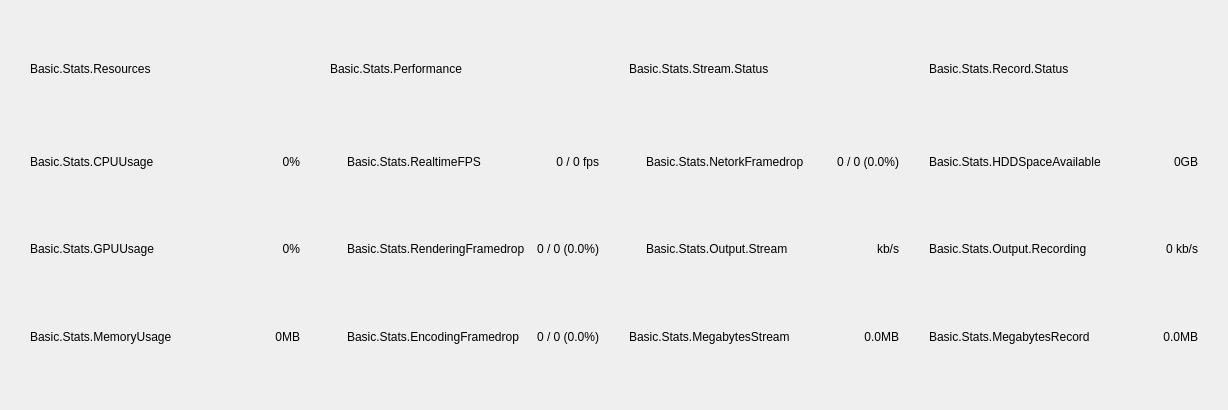
The window that src/prism-live-studio/PRISMLiveStudio/prism-ui/main/PLSBasicStatusPanel.ui (naver/prism-live-studio) describes before a commit, drawn with Qt 5.
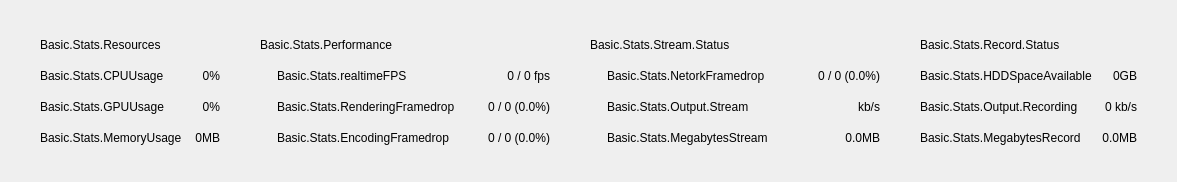
The same window after the commit. Custom widgets are drawn as their Qt base class.

```diff
--- a/src/prism-live-studio/PRISMLiveStudio/prism-ui/main/PLSBasicStatusPanel.ui
+++ b/src/prism-live-studio/PRISMLiveStudio/prism-ui/main/PLSBasicStatusPanel.ui
@@ -6,48 +6,124 @@
    <rect>
     <x>0</x>
     <y>0</y>
-    <width>1228</width>
-    <height>410</height>
+    <width>1177</width>
+    <height>182</height>
    </rect>
   </property>
+  <property name="sizePolicy">
+   <sizepolicy hsizetype="Preferred" vsizetype="Preferred">
+    <horstretch>0</horstretch>
+    <verstretch>0</verstretch>
+   </sizepolicy>
+  </property>
   <property name="windowTitle">
    <string>Form</string>
   </property>
-  <layout class="QGridLayout" name="gridLayout">
+  <layout class="QVBoxLayout" name="verticalLayout">
+   <property name="spacing">
+    <number>0</number>
+   </property>
    <property name="leftMargin">
-    <number>30</number>
+    <number>0</number>
    </property>
    <property name="topMargin">
-    <number>30</number>
+    <number>0</number>
    </property>
    <property name="rightMargin">
-    <number>30</number>
+    <number>0</number>
    </property>
    <property name="bottomMargin">
-    <number>30</number>
-   </property>
-   <property name="horizontalSpacing">
-    <number>30</number>
-   </property>
-   <property name="verticalSpacing">
     <number>0</number>
    </property>
-   <item row="5" column="0">
+   <item>
+    <spacer name="verticalSpacer">
+     <property name="orientation">
+      <enum>Qt::Vertical</enum>
+     </property>
+     <property name="sizeHint" stdset="0">
+      <size>
+       <width>20</width>
+       <height>0</height>
+      </size>
+     </property>
+    </spacer>
+   </item>
+   <item>
     <layout class="QHBoxLayout" name="horizontalLayout_2">
      <property name="spacing">
+      <number>0</number>
+     </property>
+     <item>
+      <spacer name="horizontalSpacer">
+       <property name="orientation">
+        <enum>Qt::Horizontal</enum>
+       </property>
+       <property name="sizeHint" stdset="0">
+        <size>
+         <width>0</width>
+         <height>20</height>
+        </size>
+       </property>
+      </spacer>
+     </item>
+     <item>
+      <widget class="QWidget" name="stateContainer" native="true">
+       <property name="minimumSize">
+        <size>
+         <width>0</width>
+         <height>180</height>
+        </size>
+       </property>
+       <property name="maximumSize">
+        <size>
+         <width>16777215</width>
+         <height>180</height>
+        </size>
+       </property>
+       <layout class="QHBoxLayout" name="horizontalLayout">
+        <property name="spacing">
+         <number>40</number>
+        </property>
+        <property name="leftMargin">
+         <number>30</number>
+        </property>
+        <property name="topMargin">
+         <number>28</number>
+        </property>
+        <property name="rightMargin">
+         <number>30</number>
+        </property>
+        <property name="bottomMargin">
+         <number>28</number>
+        </property>
+        <item>
+         <layout class="QGridLayout" name="gridLayout_5">
+          <property name="horizontalSpacing">
       <number>10</number>
      </property>
-     <item>
-      <widget class="QLabel" name="memoryUsageLabel">
+          <property name="verticalSpacing">
+           <number>0</number>
+          </property>
+          <item row="1" column="1">
+           <widget class="QLabel" name="cpuUsage">
+            <property name="sizePolicy">
+             <sizepolicy hsizetype="Expanding" vsizetype="Preferred">
+              <horstretch>0</horstretch>
+              <verstretch>0</verstretch>
+             </sizepolicy>
+            </property>
        <property name="text">
-        <string>Basic.Stats.MemoryUsage</string>
+             <string>0%</string>
+            </property>
+            <property name="alignment">
+             <set>Qt::AlignRight|Qt::AlignTrailing|Qt::AlignVCenter</set>
        </property>
       </widget>
      </item>
-     <item>
-      <widget class="PLSLabel" name="memoryUsage">
+          <item row="3" column="1">
+           <widget class="QLabel" name="memoryUsage">
        <property name="sizePolicy">
-        <sizepolicy hsizetype="Expanding" vsizetype="Preferred">
+             <sizepolicy hsizetype="Preferred" vsizetype="Preferred">
          <horstretch>0</horstretch>
          <verstretch>0</verstretch>
         </sizepolicy>
@@ -60,24 +136,34 @@
        </property>
       </widget>
      </item>
-    </layout>
-   </item>
-   <item row="3" column="0">
-    <layout class="QHBoxLayout" name="horizontalLayout_4">
-     <property name="spacing">
-      <number>10</number>
-     </property>
-     <item>
+          <item row="1" column="0">
       <widget class="QLabel" name="cpuUsageLabel">
        <property name="text">
         <string>Basic.Stats.CPUUsage</string>
        </property>
       </widget>
      </item>
-     <item>
-      <widget class="PLSLabel" name="cpuUsage">
+          <item row="3" column="0">
+           <widget class="QLabel" name="memoryUsageLabel">
+            <property name="text">
+             <string>Basic.Stats.MemoryUsage</string>
+            </property>
+           </widget>
+          </item>
+          <item row="0" column="0" colspan="2">
+           <widget class="QLabel" name="resourcesHdr">
+            <property name="styleSheet">
+             <string notr="true">min-width: 180;</string>
+            </property>
+            <property name="text">
+             <string>Basic.Stats.Resources</string>
+            </property>
+           </widget>
+          </item>
+          <item row="2" column="1">
+           <widget class="QLabel" name="gpuUsage">
        <property name="sizePolicy">
-        <sizepolicy hsizetype="Expanding" vsizetype="Preferred">
+             <sizepolicy hsizetype="Preferred" vsizetype="Preferred">
          <horstretch>0</horstretch>
          <verstretch>0</verstretch>
         </sizepolicy>
@@ -90,221 +176,60 @@
        </property>
       </widget>
      </item>
-    </layout>
-   </item>
-   <item row="4" column="2">
-    <layout class="QHBoxLayout" name="horizontalLayout_12">
-     <property name="spacing">
-      <number>10</number>
-     </property>
-     <item>
-      <widget class="QLabel" name="streamBitrateState"/>
-     </item>
-     <item>
-      <widget class="QLabel" name="streamBitrateLabel">
+          <item row="2" column="0">
+           <widget class="QLabel" name="gpuUsageLabel">
        <property name="text">
-        <string>Basic.Stats.Output.Stream</string>
-       </property>
-       <property name="active" stdset="0">
-        <bool>false</bool>
-       </property>
-      </widget>
-     </item>
-     <item>
-      <widget class="PLSLabel" name="streamBitrate">
-       <property name="sizePolicy">
-        <sizepolicy hsizetype="Expanding" vsizetype="Preferred">
-         <horstretch>0</horstretch>
-         <verstretch>0</verstretch>
-        </sizepolicy>
-       </property>
-       <property name="text">
-        <string> kb/s</string>
-       </property>
-       <property name="alignment">
-        <set>Qt::AlignRight|Qt::AlignTrailing|Qt::AlignVCenter</set>
-       </property>
-      </widget>
-     </item>
-    </layout>
-   </item>
-   <item row="1" column="2">
-    <widget class="QWidget" name="widget_2" native="true">
-     <layout class="QVBoxLayout" name="verticalLayout_4">
-      <property name="spacing">
-       <number>0</number>
-      </property>
-      <property name="leftMargin">
-       <number>0</number>
-      </property>
-      <property name="topMargin">
-       <number>0</number>
-      </property>
-      <property name="rightMargin">
-       <number>0</number>
-      </property>
-      <property name="bottomMargin">
-       <number>10</number>
-      </property>
+             <string>Basic.Stats.GPUUsage</string>
+            </property>
+           </widget>
+          </item>
+         </layout>
+        </item>
       <item>
-       <widget class="QLabel" name="streamHdr">
-        <property name="text">
-         <string>Basic.Stats.Stream.Status</string>
-        </property>
-       </widget>
-      </item>
-     </layout>
-    </widget>
-   </item>
-   <item row="1" column="3">
-    <widget class="QWidget" name="widget_3" native="true">
-     <layout class="QVBoxLayout" name="verticalLayout_3">
-      <property name="spacing">
-       <number>0</number>
-      </property>
-      <property name="leftMargin">
-       <number>0</number>
-      </property>
-      <property name="topMargin">
-       <number>0</number>
-      </property>
-      <property name="rightMargin">
-       <number>0</number>
-      </property>
-      <property name="bottomMargin">
+         <layout class="QGridLayout" name="gridLayout_6">
+          <property name="horizontalSpacing">
        <number>10</number>
       </property>
-      <item>
-       <widget class="QLabel" name="recordHdr">
-        <property name="text">
-         <string>Basic.Stats.Record.Status</string>
-        </property>
-       </widget>
-      </item>
-     </layout>
-    </widget>
-   </item>
-   <item row="5" column="1">
-    <layout class="QHBoxLayout" name="horizontalLayout_10">
-     <property name="spacing">
-      <number>10</number>
-     </property>
-     <item>
-      <widget class="QLabel" name="encodingFramedropState">
-       <property name="active" stdset="0">
-        <bool>false</bool>
-       </property>
-      </widget>
-     </item>
-     <item>
-      <widget class="QLabel" name="encodingFramedropLabel">
-       <property name="text">
-        <string>Basic.Stats.EncodingFramedrop</string>
-       </property>
-       <property name="active" stdset="0">
-        <bool>false</bool>
-       </property>
-      </widget>
-     </item>
-     <item>
-      <widget class="PLSLabel" name="encodingFramedrop">
-       <property name="sizePolicy">
-        <sizepolicy hsizetype="Expanding" vsizetype="Preferred">
-         <horstretch>0</horstretch>
-         <verstretch>0</verstretch>
-        </sizepolicy>
-       </property>
-       <property name="text">
-        <string>0 / 0 (0.0%)</string>
-       </property>
-       <property name="alignment">
-        <set>Qt::AlignRight|Qt::AlignTrailing|Qt::AlignVCenter</set>
-       </property>
-       <property name="active" stdset="0">
-        <bool>false</bool>
-       </property>
-      </widget>
-     </item>
-    </layout>
-   </item>
-   <item row="1" column="1">
-    <widget class="QWidget" name="widget" native="true">
-     <layout class="QVBoxLayout" name="verticalLayout_2">
-      <property name="spacing">
+          <property name="verticalSpacing">
        <number>0</number>
       </property>
-      <property name="leftMargin">
-       <number>0</number>
-      </property>
-      <property name="topMargin">
-       <number>0</number>
-      </property>
-      <property name="rightMargin">
-       <number>0</number>
-      </property>
-      <property name="bottomMargin">
-       <number>10</number>
-      </property>
-      <item>
+          <item row="0" column="0" colspan="3">
        <widget class="QLabel" name="performanceHdr">
+            <property name="sizePolicy">
+             <sizepolicy hsizetype="Preferred" vsizetype="Expanding">
+              <horstretch>0</horstretch>
+              <verstretch>0</verstretch>
+             </sizepolicy>
+            </property>
+            <property name="styleSheet">
+             <string notr="true">min-width: 290;</string>
+            </property>
         <property name="text">
          <string>Basic.Stats.Performance</string>
         </property>
-       </widget>
-      </item>
-     </layout>
-    </widget>
-   </item>
-   <item row="4" column="1">
-    <layout class="QHBoxLayout" name="horizontalLayout_5">
-     <property name="spacing">
-      <number>10</number>
-     </property>
-     <item>
-      <widget class="QLabel" name="renderingFramedropState"/>
-     </item>
-     <item>
-      <widget class="QLabel" name="renderingFramedropLabel">
-       <property name="text">
-        <string>Basic.Stats.RenderingFramedrop</string>
-       </property>
-      </widget>
-     </item>
-     <item>
-      <widget class="PLSLabel" name="renderingFramedrop">
-       <property name="sizePolicy">
-        <sizepolicy hsizetype="Expanding" vsizetype="Preferred">
-         <horstretch>0</horstretch>
-         <verstretch>0</verstretch>
-        </sizepolicy>
-       </property>
-       <property name="text">
-        <string>0 / 0 (0.0%)</string>
-       </property>
        <property name="alignment">
-        <set>Qt::AlignRight|Qt::AlignTrailing|Qt::AlignVCenter</set>
+             <set>Qt::AlignLeading|Qt::AlignLeft|Qt::AlignVCenter</set>
        </property>
       </widget>
      </item>
-    </layout>
-   </item>
-   <item row="3" column="1">
-    <layout class="QHBoxLayout" name="horizontalLayout_3">
-     <property name="spacing">
-      <number>10</number>
-     </property>
-     <item>
+          <item row="1" column="0">
       <widget class="QLabel" name="realtimeFramerateState"/>
      </item>
-     <item>
+          <item row="1" column="1">
       <widget class="QLabel" name="realtimeFramerateLabel">
+            <property name="sizePolicy">
+             <sizepolicy hsizetype="Preferred" vsizetype="Expanding">
+              <horstretch>0</horstretch>
+              <verstretch>0</verstretch>
+             </sizepolicy>
+            </property>
        <property name="text">
-        <string>Basic.Stats.RealtimeFPS</string>
+             <string>Basic.Stats.realtimeFPS</string>
        </property>
       </widget>
      </item>
-     <item>
-      <widget class="PLSLabel" name="realtimeFramerate">
+          <item row="1" column="2">
+           <widget class="QLabel" name="realtimeFramerate">
        <property name="sizePolicy">
         <sizepolicy hsizetype="Expanding" vsizetype="Preferred">
          <horstretch>0</horstretch>
@@ -319,45 +244,109 @@
        </property>
       </widget>
      </item>
-    </layout>
-   </item>
-   <item row="5" column="2">
-    <layout class="QHBoxLayout" name="horizontalLayout_6">
-     <property name="spacing">
-      <number>10</number>
-     </property>
-     <item>
-      <widget class="QLabel" name="StreamMegabytesLabel">
+          <item row="2" column="0">
+           <widget class="QLabel" name="renderingFramedropState"/>
+          </item>
+          <item row="2" column="1">
+           <widget class="QLabel" name="renderingFramedropLabel">
+            <property name="sizePolicy">
+             <sizepolicy hsizetype="Preferred" vsizetype="Expanding">
+              <horstretch>0</horstretch>
+              <verstretch>0</verstretch>
+             </sizepolicy>
+            </property>
        <property name="text">
-        <string>Basic.Stats.MegabytesStream</string>
-       </property>
-       <property name="active" stdset="0">
-        <bool>false</bool>
+             <string>Basic.Stats.RenderingFramedrop</string>
        </property>
       </widget>
      </item>
-     <item>
-      <widget class="PLSLabel" name="streamMegabytes">
+          <item row="2" column="2">
+           <widget class="QLabel" name="renderingFramedrop">
        <property name="text">
-        <string>0.0MB</string>
+             <string>0 / 0 (0.0%)</string>
        </property>
        <property name="alignment">
         <set>Qt::AlignRight|Qt::AlignTrailing|Qt::AlignVCenter</set>
        </property>
       </widget>
      </item>
-    </layout>
+          <item row="3" column="0">
+           <widget class="QLabel" name="encodingFramedropState">
+            <property name="active" stdset="0">
+             <bool>false</bool>
+            </property>
+           </widget>
+          </item>
+          <item row="3" column="1">
+           <widget class="QLabel" name="encodingFramedropLabel">
+            <property name="sizePolicy">
+             <sizepolicy hsizetype="Preferred" vsizetype="Expanding">
+              <horstretch>0</horstretch>
+              <verstretch>0</verstretch>
+             </sizepolicy>
+            </property>
+            <property name="text">
+             <string>Basic.Stats.EncodingFramedrop</string>
+            </property>
+            <property name="active" stdset="0">
+             <bool>false</bool>
+            </property>
+           </widget>
    </item>
    <item row="3" column="2">
-    <layout class="QHBoxLayout" name="horizontalLayout_9">
-     <property name="spacing">
+           <widget class="QLabel" name="encodingFramedrop">
+            <property name="text">
+             <string>0 / 0 (0.0%)</string>
+            </property>
+            <property name="alignment">
+             <set>Qt::AlignRight|Qt::AlignTrailing|Qt::AlignVCenter</set>
+            </property>
+            <property name="active" stdset="0">
+             <bool>false</bool>
+            </property>
+           </widget>
+          </item>
+         </layout>
+        </item>
+        <item>
+         <layout class="QGridLayout" name="gridLayout_711">
+          <property name="horizontalSpacing">
       <number>10</number>
      </property>
-     <item>
-      <widget class="QLabel" name="networkFramedropState"/>
-     </item>
-     <item>
+          <property name="verticalSpacing">
+           <number>0</number>
+          </property>
+          <item row="0" column="0" colspan="3">
+           <widget class="QLabel" name="streamHdr">
+            <property name="sizePolicy">
+             <sizepolicy hsizetype="Preferred" vsizetype="Expanding">
+              <horstretch>0</horstretch>
+              <verstretch>0</verstretch>
+             </sizepolicy>
+            </property>
+            <property name="styleSheet">
+             <string notr="true">min-width: 290;</string>
+            </property>
+            <property name="text">
+             <string>Basic.Stats.Stream.Status</string>
+            </property>
+           </widget>
+          </item>
+          <item row="1" column="0">
+           <widget class="QLabel" name="networkFramedropState">
+            <property name="active" stdset="0">
+             <bool>false</bool>
+            </property>
+           </widget>
+          </item>
+          <item row="1" column="1">
       <widget class="QLabel" name="networkFramedropLabel">
+            <property name="sizePolicy">
+             <sizepolicy hsizetype="Preferred" vsizetype="Expanding">
+              <horstretch>0</horstretch>
+              <verstretch>0</verstretch>
+             </sizepolicy>
+            </property>
        <property name="text">
         <string>Basic.Stats.NetorkFramedrop</string>
        </property>
@@ -366,8 +355,8 @@
        </property>
       </widget>
      </item>
-     <item>
-      <widget class="PLSLabel" name="networkFramedrop">
+          <item row="1" column="2">
+           <widget class="QLabel" name="networkFramedrop">
        <property name="sizePolicy">
         <sizepolicy hsizetype="Expanding" vsizetype="Preferred">
          <horstretch>0</horstretch>
@@ -380,118 +369,105 @@
        <property name="alignment">
         <set>Qt::AlignRight|Qt::AlignTrailing|Qt::AlignVCenter</set>
        </property>
-      </widget>
-     </item>
-    </layout>
-   </item>
-   <item row="1" column="0">
-    <widget class="QWidget" name="widget_4" native="true">
-     <layout class="QVBoxLayout" name="verticalLayout">
-      <property name="spacing">
-       <number>0</number>
-      </property>
-      <property name="leftMargin">
-       <number>0</number>
-      </property>
-      <property name="topMargin">
-       <number>0</number>
-      </property>
-      <property name="rightMargin">
-       <number>0</number>
-      </property>
-      <property name="bottomMargin">
-       <number>10</number>
-      </property>
-      <item>
-       <widget class="QLabel" name="resourcesHdr">
+            <property name="active" stdset="0">
+             <bool>false</bool>
+            </property>
+           </widget>
+          </item>
+          <item row="2" column="0">
+           <widget class="QLabel" name="streamBitrateState">
+            <property name="active" stdset="0">
+             <bool>false</bool>
+            </property>
+           </widget>
+          </item>
+          <item row="2" column="1">
+           <widget class="QLabel" name="streamBitrateLabel">
+            <property name="sizePolicy">
+             <sizepolicy hsizetype="Preferred" vsizetype="Expanding">
+              <horstretch>0</horstretch>
+              <verstretch>0</verstretch>
+             </sizepolicy>
+            </property>
         <property name="text">
-         <string>Basic.Stats.Resources</string>
-        </property>
-       </widget>
-      </item>
-     </layout>
-    </widget>
-   </item>
-   <item row="5" column="3">
-    <layout class="QHBoxLayout" name="horizontalLayout_8">
-     <property name="spacing">
-      <number>10</number>
-     </property>
-     <item>
-      <widget class="QLabel" name="recordedMegabytesLabel">
+             <string>Basic.Stats.Output.Stream</string>
+            </property>
+            <property name="active" stdset="0">
+             <bool>false</bool>
+            </property>
+           </widget>
+          </item>
+          <item row="2" column="2">
+           <widget class="QLabel" name="streamBitrate">
        <property name="text">
-        <string>Basic.Stats.MegabytesRecord</string>
-       </property>
+             <string> kb/s</string>
+            </property>
+            <property name="alignment">
+             <set>Qt::AlignRight|Qt::AlignTrailing|Qt::AlignVCenter</set>
+            </property>
        <property name="active" stdset="0">
         <bool>false</bool>
        </property>
       </widget>
      </item>
-     <item>
-      <widget class="PLSLabel" name="recordedMegabytes">
+          <item row="3" column="1">
+           <widget class="QLabel" name="StreamMegabytesLabel">
        <property name="sizePolicy">
-        <sizepolicy hsizetype="Expanding" vsizetype="Preferred">
+             <sizepolicy hsizetype="Preferred" vsizetype="Expanding">
          <horstretch>0</horstretch>
          <verstretch>0</verstretch>
         </sizepolicy>
        </property>
+            <property name="text">
+             <string>Basic.Stats.MegabytesStream</string>
+            </property>
+            <property name="active" stdset="0">
+             <bool>false</bool>
+            </property>
+           </widget>
+          </item>
+          <item row="3" column="2">
+           <widget class="QLabel" name="streamMegabytes">
        <property name="text">
         <string>0.0MB</string>
        </property>
        <property name="alignment">
         <set>Qt::AlignRight|Qt::AlignTrailing|Qt::AlignVCenter</set>
        </property>
-      </widget>
-     </item>
-    </layout>
-   </item>
-   <item row="4" column="3">
-    <layout class="QHBoxLayout" name="horizontalLayout_7">
-     <property name="spacing">
-      <number>10</number>
-     </property>
-     <item>
-      <widget class="QLabel" name="recordingBitrateLabel">
-       <property name="text">
-        <string>Basic.Stats.Output.Recording</string>
-       </property>
        <property name="active" stdset="0">
         <bool>false</bool>
        </property>
       </widget>
      </item>
-     <item>
-      <widget class="PLSLabel" name="recordingBitrate">
-       <property name="sizePolicy">
-        <sizepolicy hsizetype="Expanding" vsizetype="Preferred">
-         <horstretch>0</horstretch>
-         <verstretch>0</verstretch>
-        </sizepolicy>
-       </property>
-       <property name="text">
-        <string>0 kb/s</string>
-       </property>
-       <property name="alignment">
-        <set>Qt::AlignRight|Qt::AlignTrailing|Qt::AlignVCenter</set>
-       </property>
-      </widget>
-     </item>
-    </layout>
-   </item>
-   <item row="3" column="3">
-    <layout class="QHBoxLayout" name="horizontalLayout">
-     <property name="spacing">
+         </layout>
+        </item>
+        <item>
+         <layout class="QGridLayout" name="gridLayout_8">
+          <property name="horizontalSpacing">
       <number>10</number>
      </property>
-     <item>
+          <property name="verticalSpacing">
+           <number>0</number>
+          </property>
+          <item row="0" column="0" colspan="2">
+           <widget class="QLabel" name="recordHdr">
+            <property name="styleSheet">
+             <string notr="true">min-width: 210;</string>
+            </property>
+            <property name="text">
+             <string>Basic.Stats.Record.Status</string>
+            </property>
+           </widget>
+          </item>
+          <item row="1" column="0">
       <widget class="QLabel" name="diskAvailableLabel">
        <property name="text">
         <string>Basic.Stats.HDDSpaceAvailable</string>
        </property>
       </widget>
      </item>
-     <item>
-      <widget class="PLSLabel" name="diskAvailable">
+          <item row="1" column="1">
+           <widget class="QLabel" name="diskAvailable">
        <property name="sizePolicy">
         <sizepolicy hsizetype="Expanding" vsizetype="Preferred">
          <horstretch>0</horstretch>
@@ -506,30 +482,43 @@
        </property>
       </widget>
      </item>
-    </layout>
-   </item>
-   <item row="4" column="0">
-    <layout class="QHBoxLayout" name="horizontalLayout_11">
-     <property name="spacing">
-      <number>10</number>
-     </property>
-     <item>
-      <widget class="QLabel" name="gpuUsageLabel">
+          <item row="2" column="0">
+           <widget class="QLabel" name="recordingBitrateLabel">
+            <property name="text">
+             <string>Basic.Stats.Output.Recording</string>
+            </property>
+            <property name="active" stdset="0">
+             <bool>false</bool>
+            </property>
+           </widget>
+          </item>
+          <item row="2" column="1">
+           <widget class="QLabel" name="recordingBitrate">
        <property name="text">
-        <string>Basic.Stats.GPUUsage</string>
-       </property>
-      </widget>
-     </item>
-     <item>
-      <widget class="PLSLabel" name="gpuUsage">
-       <property name="sizePolicy">
-        <sizepolicy hsizetype="Expanding" vsizetype="Preferred">
-         <horstretch>0</horstretch>
-         <verstretch>0</verstretch>
-        </sizepolicy>
-       </property>
+             <string>0 kb/s</string>
+            </property>
+            <property name="alignment">
+             <set>Qt::AlignRight|Qt::AlignTrailing|Qt::AlignVCenter</set>
+            </property>
+            <property name="active" stdset="0">
+             <bool>false</bool>
+            </property>
+           </widget>
+          </item>
+          <item row="3" column="0">
+           <widget class="QLabel" name="recordedMegabytesLabel">
+            <property name="text">
+             <string>Basic.Stats.MegabytesRecord</string>
+            </property>
+            <property name="active" stdset="0">
+             <bool>false</bool>
+            </property>
+           </widget>
+          </item>
+          <item row="3" column="1">
+           <widget class="QLabel" name="recordedMegabytes">
        <property name="text">
-        <string>0%</string>
+             <string>0.0MB</string>
        </property>
        <property name="alignment">
         <set>Qt::AlignRight|Qt::AlignTrailing|Qt::AlignVCenter</set>
@@ -540,13 +529,37 @@
    </item>
   </layout>
  </widget>
- <customwidgets>
-  <customwidget>
-   <class>PLSLabel</class>
-   <extends>QLabel</extends>
-   <header>PLSLabel.h</header>
-  </customwidget>
- </customwidgets>
+     </item>
+     <item>
+      <spacer name="horizontalSpacer_2">
+       <property name="orientation">
+        <enum>Qt::Horizontal</enum>
+       </property>
+       <property name="sizeHint" stdset="0">
+        <size>
+         <width>0</width>
+         <height>20</height>
+        </size>
+       </property>
+      </spacer>
+     </item>
+    </layout>
+   </item>
+   <item>
+    <spacer name="verticalSpacer_2">
+     <property name="orientation">
+      <enum>Qt::Vertical</enum>
+     </property>
+     <property name="sizeHint" stdset="0">
+      <size>
+       <width>20</width>
+       <height>0</height>
+      </size>
+     </property>
+    </spacer>
+   </item>
+  </layout>
+ </widget>
  <resources/>
  <connections/>
 </ui>
```
Left out of the diff: 3 changed lines with no effect on the pictures. Lines whose indentation alone changed are shown as unchanged.
